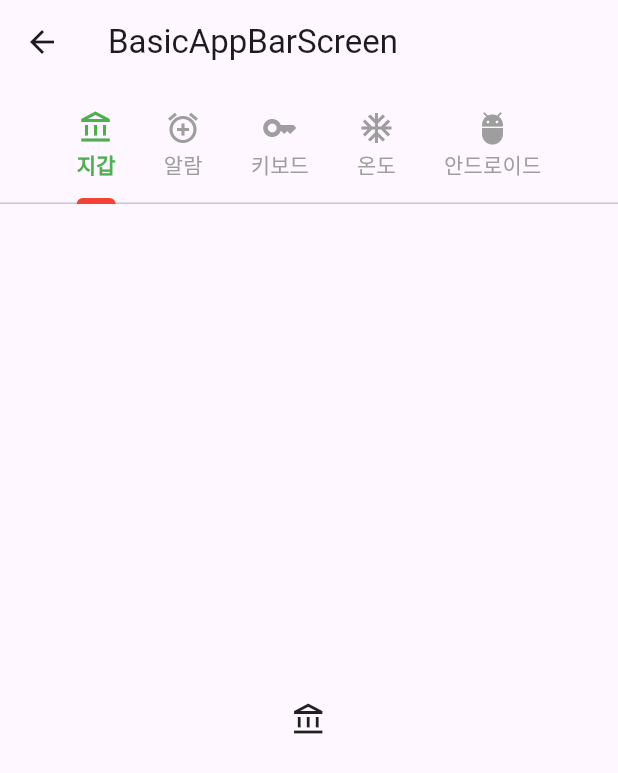
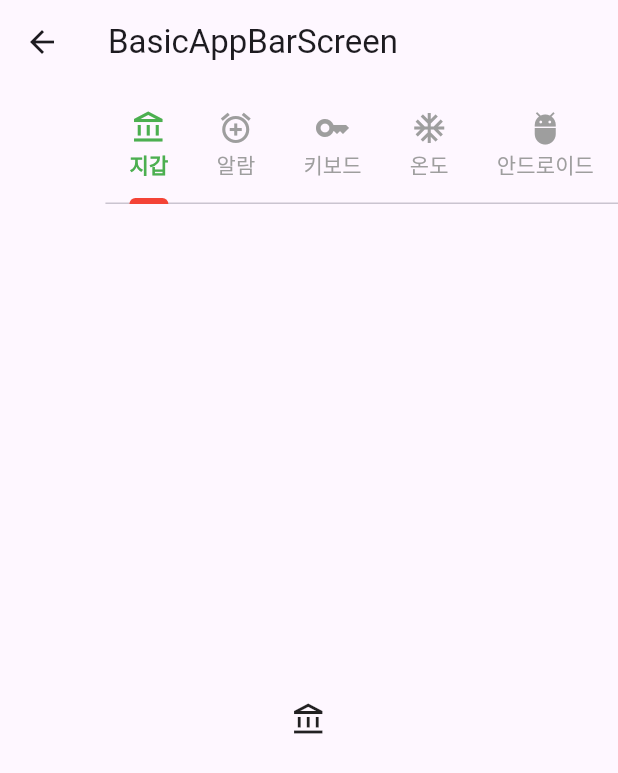
Before and after one commit to lsb530/flutter-study, a Flutter app: the BasicAppbarTabbarScreen screen opened directly, on a phone screen of 412 x 824 dp. Shown: the top 773 px of the screen. Run offline on Flutter 3.47's test engine with Material 3 defaults, Android fonts, the light colour scheme and no system bars.

Commit message:
Customize basic TabBar - PreferredSize with Row

```diff
--- a/tabbar_theory/lib/screen/basic_appbar_tabbar_screen.dart
+++ b/tabbar_theory/lib/screen/basic_appbar_tabbar_screen.dart
@@ -14,7 +14,10 @@ class BasicAppbarTabbarScreen extends StatelessWidget {
           title: Text('BasicAppBarScreen'),
           bottom: PreferredSize(
             preferredSize: Size.fromHeight(80),
-            child: TabBar(
+            child: Row(
+              mainAxisAlignment: MainAxisAlignment.end,
+              children: [
+                TabBar(
                   indicatorColor: Colors.red,
                   indicatorWeight: 4.0,
                   // indicatorSize: TabBarIndicatorSize.tab,
@@ -46,6 +49,8 @@ class BasicAppbarTabbarScreen extends StatelessWidget {
                   )
                       .toList(),
                 ),
+              ],
+            ),
           ),
         ),
         body: TabBarView(
```
Lines whose indentation alone changed are shown as unchanged.
